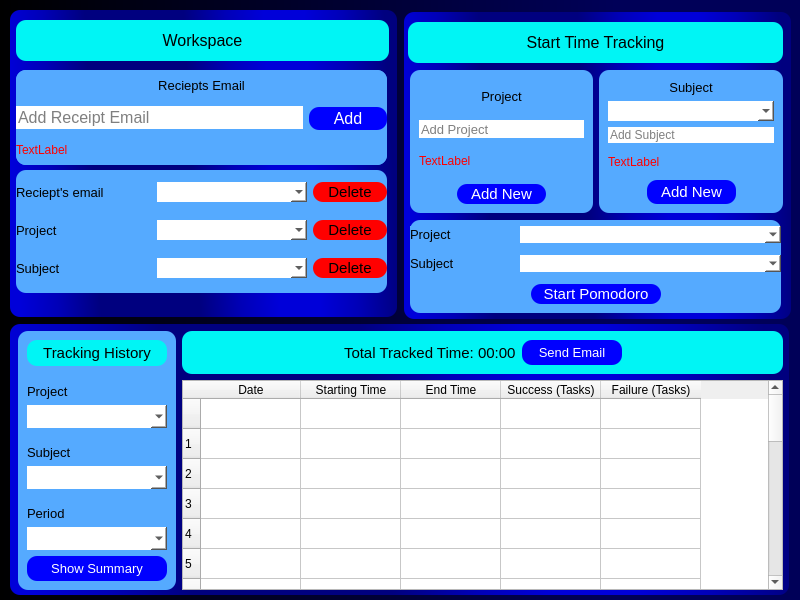
Before: the Qt Designer form UI/mainMenu.ui in RamaNahawandi/TimeTrackingProject, drawn with Qt 5.
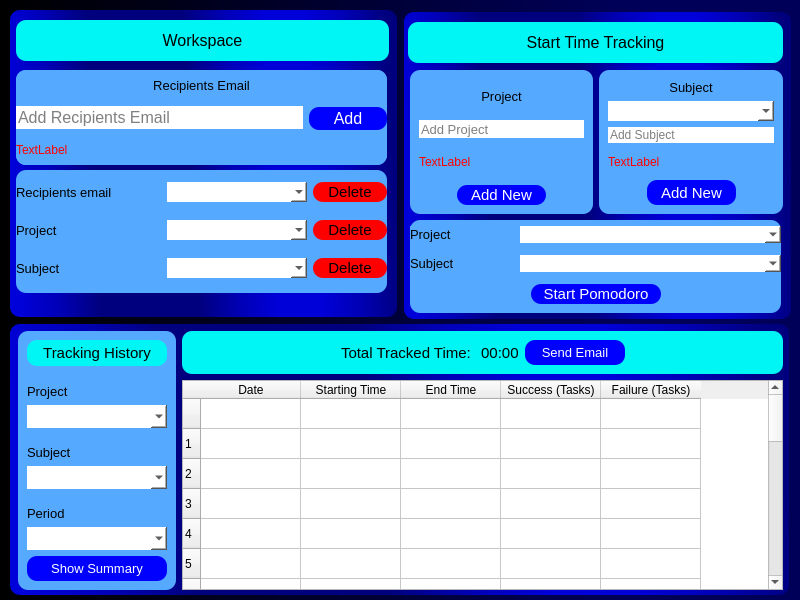
After: the same form once the commit is applied.

Commit message: i changed the name in mainmenu.ui

```diff
--- a/UI/mainMenu.ui
+++ b/UI/mainMenu.ui
@@ -28,7 +28,15 @@
   <property name="styleSheet">
    <string notr="true"/>
   </property>
-  <widget class="QWidget" name="centralwidget">
+  <widget class="QWidget" name="centralwidget" native="true">
+   <property name="geometry">
+    <rect>
+     <x>0</x>
+     <y>0</y>
+     <width>801</width>
+     <height>605</height>
+    </rect>
+   </property>
    <property name="styleSheet">
     <string notr="true">#centralwidget{
 background-color: qlineargradient(spread:pad, x1:0, y1:0, x2:1, y2:0, stop:0 rgba(0, 0, 0, 255), stop:0.767045 rgba(0, 0, 88, 255));
@@ -61,7 +69,7 @@
        <x>6</x>
        <y>58</y>
        <width>373</width>
-       <height>143</height>
+       <height>144</height>
       </rect>
      </property>
      <layout class="QHBoxLayout" name="horizontalLayout_4">
@@ -790,12 +798,24 @@
               </font>
              </property>
              <property name="text">
-              <string>Total Tracked Time: 00:00</string>
+              <string>Total Tracked Time:</string>
              </property>
             </widget>
            </item>
            <item>
-            <widget class="QPushButton" name="button_send_email">
+            <widget class="QLabel" name="totalTrackedTimeTextLabel">
+             <property name="font">
+              <font>
+               <pointsize>11</pointsize>
+              </font>
+             </property>
+             <property name="text">
+              <string> 00:00</string>
+             </property>
+            </widget>
+           </item>
+           <item>
+            <widget class="QPushButton" name="sendEmailThisSummaryButton">
              <property name="minimumSize">
               <size>
                <width>100</width>
@@ -1067,7 +1087,7 @@
          </font>
         </property>
         <property name="text">
-         <string>Reciept's email</string>
+         <string>Recipients email</string>
         </property>
        </widget>
       </item>
@@ -1151,7 +1171,7 @@
        <widget class="QComboBox" name="combo_reciept_email_delete">
         <property name="minimumSize">
          <size>
-          <width>150</width>
+          <width>140</width>
           <height>0</height>
          </size>
         </property>
@@ -1259,7 +1279,7 @@
          <string notr="true"/>
         </property>
         <property name="text">
-         <string>Reciepts Email</string>
+         <string>Recipients Email</string>
         </property>
         <property name="alignment">
          <set>Qt::AlignCenter</set>
@@ -1293,7 +1313,7 @@
            <string/>
           </property>
           <property name="placeholderText">
-           <string>Add Receipt Email</string>
+           <string>Add Recipients Email</string>
           </property>
          </widget>
         </item>
```
Left out of the diff: 44 changed lines with no effect on the pictures. The commit also changes 1 other file.
